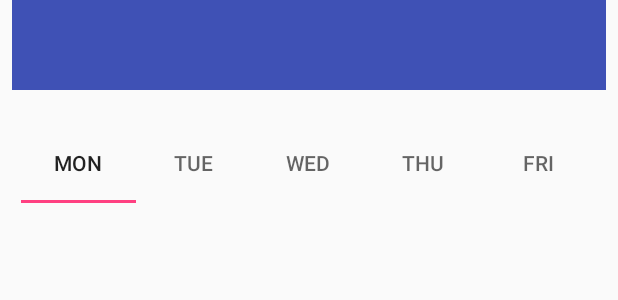
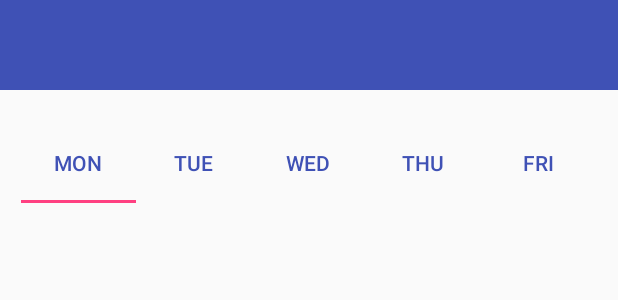
Before and after one commit to rachy95/bookatutor, an Android app: the layout activity_choose_day_and_tutor.xml on its own in the app's theme, with its tools: preview values and no code run, on a phone screen of 412 x 824 dp. Shown: the top 300 px of the screen. Run offline under Robolectric (Android 15) with nearby library versions, the phone set to English and light mode, and no system bars.

Commit message:
changes to day tabs

```diff
--- a/app/src/main/res/layout/activity_choose_day_and_tutor.xml
+++ b/app/src/main/res/layout/activity_choose_day_and_tutor.xml
@@ -8,13 +8,13 @@
 
     <android.support.v7.widget.Toolbar
         android:id="@+id/toolbar"
-        android:layout_width="396dp"
+        android:layout_width="430dp"
         android:layout_height="60dp"
         android:layout_marginRight="0dp"
         android:background="?attr/colorPrimary"
         app:layout_constraintRight_toRightOf="parent"
         android:layout_marginEnd="8dp"
-        android:layout_marginLeft="8dp"
+        android:layout_marginLeft="0dp"
         app:layout_constraintLeft_toLeftOf="parent"
         app:layout_constraintTop_toTopOf="parent"
         android:layout_marginTop="0dp"
@@ -33,6 +33,7 @@
         android:layout_marginRight="8dp"
         android:layout_marginStart="8dp"
         android:layout_marginTop="8dp"
+        app:tabTextColor="@color/colorPrimary"
         app:layout_constraintBottom_toBottomOf="@+id/pageView"
         app:layout_constraintHorizontal_bias="0.466"
         app:layout_constraintLeft_toLeftOf="parent"
@@ -95,6 +96,7 @@
         android:layout_marginTop="8dp"
         android:textAppearance="@style/TextAppearance.AppCompat.Body2"
         android:textColor="@android:color/white"
+        android:textSize="18dp"
         app:layout_constraintBottom_toBottomOf="@+id/toolbar"
         app:layout_constraintLeft_toLeftOf="parent"
         app:layout_constraintRight_toRightOf="@+id/toolbar"
--- a/app/src/main/res/values/styles.xml
+++ b/app/src/main/res/values/styles.xml
@@ -8,4 +8,5 @@
         <item name="colorAccent">@color/colorAccent</item>
     </style>
 
+
 </resources>
```
Also changed, not shown: app/src/main/java/com/excellassonde/bookatutor/DaysTab.java (+71 -51 lines).
